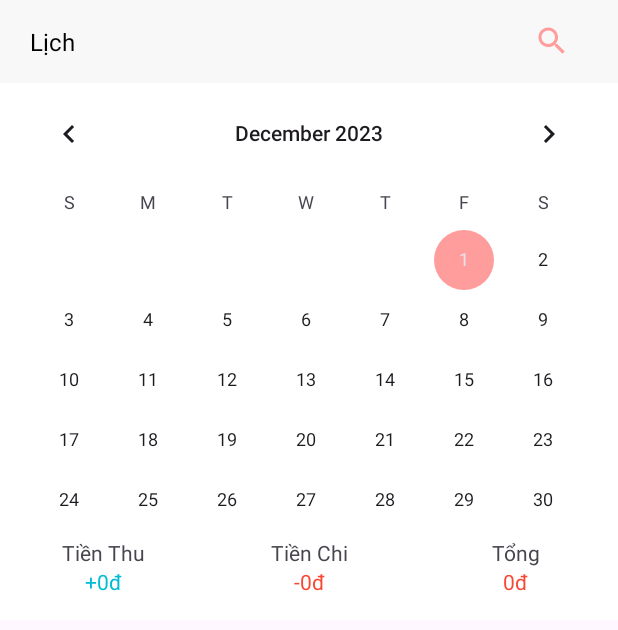
After one commit to hieupham2705/AppQLCT_N3, an Android app: the fragment CalendarFragment shown on its own in the app's theme, on a phone screen of 412 x 824 dp. The commit adds this screen. Shown: the top 630 px of the screen. Run offline under Robolectric (Android 15) with nearby library versions, the phone set to English and light mode, and no system bars.

Commit message:
fix calendarfragment

```diff
--- /dev/null
+++ b/app/src/main/java/com/example/qlct_n3/View/CalendarFragment.java
@@ -0,0 +1,66 @@
+package com.example.qlct_n3.View;
+
+import android.os.Bundle;
+
+import androidx.fragment.app.Fragment;
+
+import android.view.LayoutInflater;
+import android.view.View;
+import android.view.ViewGroup;
+
+import com.example.qlct_n3.R;
+
+/**
+ * A simple {@link Fragment} subclass.
+ * Use the {@link CalendarFragment#newInstance} factory method to
+ * create an instance of this fragment.
+ */
+public class CalendarFragment extends Fragment {
+
+    // TODO: Rename parameter arguments, choose names that match
+    // the fragment initialization parameters, e.g. ARG_ITEM_NUMBER
+    private static final String ARG_PARAM1 = "param1";
+    private static final String ARG_PARAM2 = "param2";
+
+    // TODO: Rename and change types of parameters
+    private String mParam1;
+    private String mParam2;
+
+    public CalendarFragment() {
+        // Required empty public constructor
+    }
+
+    /**
+     * Use this factory method to create a new instance of
+     * this fragment using the provided parameters.
+     *
+     * @param param1 Parameter 1.
+     * @param param2 Parameter 2.
+     * @return A new instance of fragment CalendarFragment.
+     */
+    // TODO: Rename and change types and number of parameters
+    public static CalendarFragment newInstance(String param1, String param2) {
+        CalendarFragment fragment = new CalendarFragment();
+        Bundle args = new Bundle();
+        args.putString(ARG_PARAM1, param1);
+        args.putString(ARG_PARAM2, param2);
+        fragment.setArguments(args);
+        return fragment;
+    }
+
+    @Override
+    public void onCreate(Bundle savedInstanceState) {
+        super.onCreate(savedInstanceState);
+        if (getArguments() != null) {
+            mParam1 = getArguments().getString(ARG_PARAM1);
+            mParam2 = getArguments().getString(ARG_PARAM2);
+        }
+    }
+
+    @Override
+    public View onCreateView(LayoutInflater inflater, ViewGroup container,
+                             Bundle savedInstanceState) {
+        // Inflate the layout for this fragment
+        return inflater.inflate(R.layout.fragment_calendar, container, false);
+    }
+}
--- a/app/src/main/res/layout/fragment_calendar.xml
+++ b/app/src/main/res/layout/fragment_calendar.xml
@@ -2,6 +2,7 @@
 <LinearLayout xmlns:android="http://schemas.android.com/apk/res/android"
     android:layout_width="match_parent"
     android:layout_height="match_parent"
+    xmlns:tools="http://schemas.android.com/tools"
     android:orientation="vertical">
 
     <LinearLayout
@@ -110,9 +111,9 @@
         </LinearLayout>
     </LinearLayout>
 
-    <ListView
+    <androidx.recyclerview.widget.RecyclerView
+        android:id="@+id/recyclerview"
         android:layout_width="match_parent"
-        android:layout_height="match_parent" />
-
-
+        android:layout_height="wrap_content"
+        tools:itemCount="20" />
 </LinearLayout>
```
